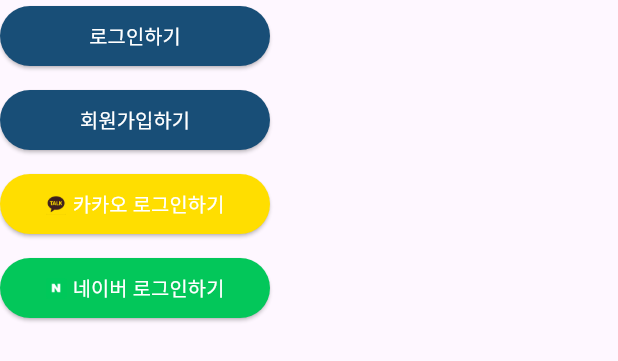
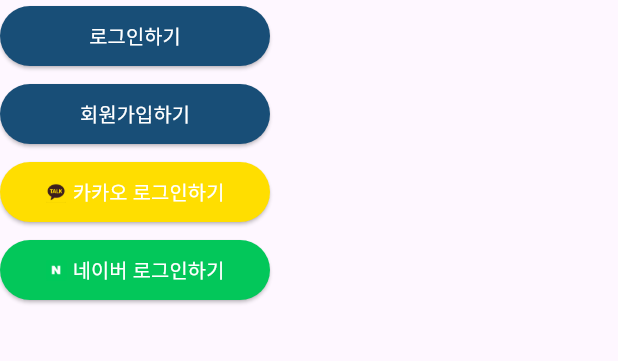
Before and after one commit to Tuti-Project/TuTi-Web, a Flutter app: what loginIntroButtonCollection() shows on an empty page, opened directly, on a phone screen of 412 x 824 dp. Shown: the top 361 px of the screen. Run offline on Flutter 3.47's test engine with Material 3 defaults, Android fonts, the phone set to English and light mode, and no system bars; our stand-ins replace dio, flutter_riverpod, flutter_screenutil, flutter_secure_storage, go_router, logger; missing offline and left inert: kakao_flutter_sdk_user, universal_html; accounts and stored records are empty; network calls fail; Roboto replaces fonts that are missing (SB 어그로); project files that could hold a hidden picture were left out.

Commit message:
fix: 2차 배포를 위한 레이아웃 수정

```diff
--- a/lib/features/tutis/widgets/tuti_widgets/tuti_card_mobile.dart
+++ b/lib/features/tutis/widgets/tuti_widgets/tuti_card_mobile.dart
@@ -113,7 +113,7 @@
               (context, index) {
             final member = _allMembers[index];
             return Container(
-              margin: EdgeInsets.symmetric(vertical: 20.w, horizontal: 8.w),
+              margin: EdgeInsets.all(8.w),
               decoration: ShapeDecoration(
                 color: Colors.white,
                 shape: RoundedRectangleBorder(
--- a/lib/features/tutis/widgets/tuti_widgets/tuti_header_mobile.dart
+++ b/lib/features/tutis/widgets/tuti_widgets/tuti_header_mobile.dart
@@ -71,7 +71,7 @@
                       token.isEmpty) {
                     return TuTiButton(
                       padding: EdgeInsets.symmetric(
-                          vertical: 7.5.h, horizontal: 18.w),
+                          vertical: 7.5.h, horizontal: 25.w),
                       fontSize: 10.sp,
                       title: '로그인',
                       onPressed: () => _showLoginDialog(context),
--- a/lib/features/tutis/widgets/tuti_widgets/tuti_login_dialog.dart
+++ b/lib/features/tutis/widgets/tuti_widgets/tuti_login_dialog.dart
@@ -14,7 +14,7 @@
   Widget build(BuildContext context) {
     return Dialog(
       child: Container(
-        constraints: BoxConstraints(maxWidth: 350.w, maxHeight: 500.h),
+        constraints: BoxConstraints(maxWidth: 350.w, maxHeight: 530.h),
         padding: EdgeInsets.fromLTRB(40.w, 30.h, 40.w, 30.h),
         decoration: BoxDecoration(
           color: Colors.white,
@@ -72,17 +72,17 @@
     children: [
       loginButtonTemplete(context,
           foregroundText: '로그인하기', routePath: '/login'),
-      Gaps.h8,
+      Gaps.h4,
       loginButtonTemplete(context,
           foregroundText: '회원가입하기', routePath: '/join'),
-      Gaps.h8,
+      Gaps.h4,
       socialLoginButton(
         context,
         foregroundText: '카카오 로그인하기',
         imagePath: 'assets/images/kakao.png',
         backGroundColor: ColorConstants.kakaoColor,
       ),
-      Gaps.h8,
+      Gaps.h4,
       socialLoginButton(context,
           foregroundText: '네이버 로그인하기',
           imagePath: 'assets/images/naver.png',
```
